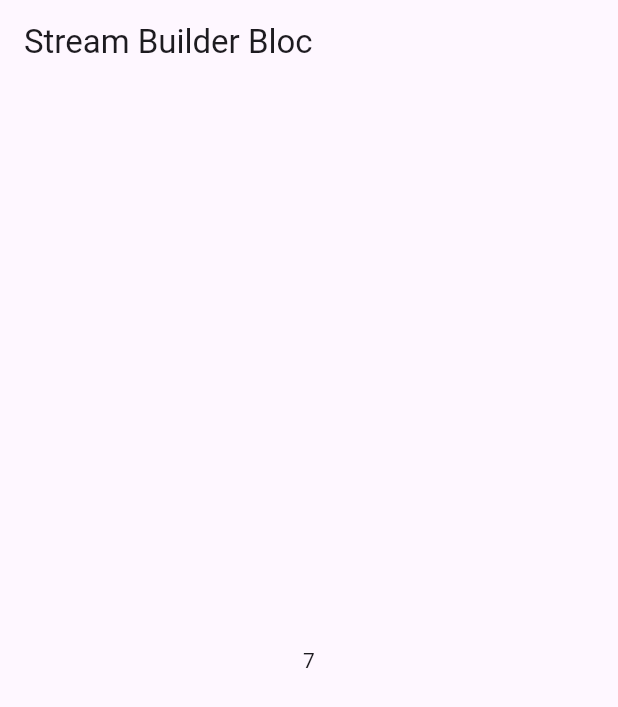
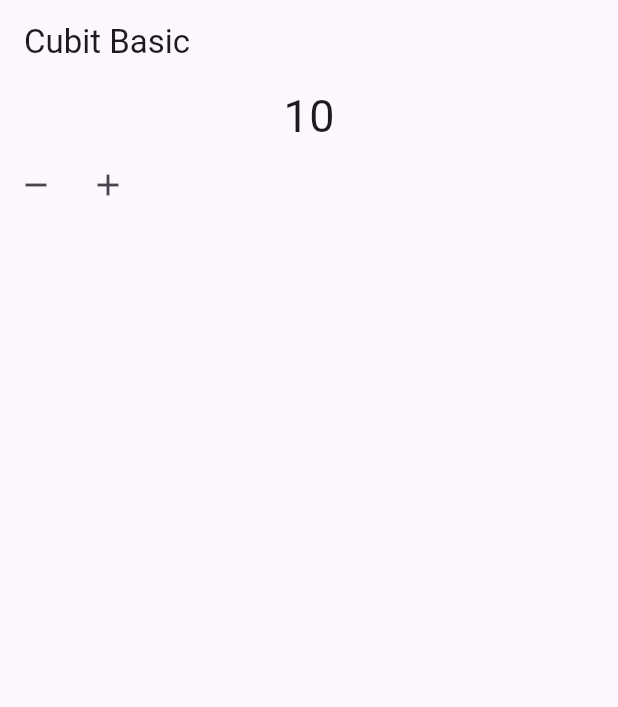
Before and after one commit to Arieffirms/Bloc, a Flutter app: the screen it shows after launch, on a phone screen of 412 x 824 dp. Shown: the top 707 px of the screen. Run offline on Flutter 3.47's test engine with Material 3 defaults, Android fonts, the phone set to English and light mode, and no system bars; our stand-ins replace bloc.

Commit message:
materi 2

```diff
--- /dev/null
+++ b/lib/materi/02_bloc_cubit.dart
@@ -0,0 +1,53 @@
+import 'package:bloc/bloc.dart';
+import 'package:flutter/material.dart';
+
+// ignore: must_be_immutable
+class CubitLearn extends StatelessWidget {
+  CubitLearn({super.key});
+
+  CounterCubit myCubit = CounterCubit(0);
+  @override
+  Widget build(BuildContext context) {
+    return Scaffold(
+      appBar: AppBar(
+        title: const Text("Cubit Basic"),
+      ),
+      body: Column(
+        children: [
+          StreamBuilder<int>(
+              stream: myCubit.stream,
+              initialData: myCubit.initial = 10,
+              builder: (context, snapshot) {
+                return Text(
+                  snapshot.data.toString(),
+                  style: const TextStyle(fontSize: 30),
+                );
+              }),
+          Row(
+            children: [
+              IconButton(
+                  onPressed: () => myCubit.kurangData(),
+                  icon: const Icon(Icons.remove)),
+              IconButton(
+                  onPressed: () => myCubit.tambahdata(),
+                  icon: const Icon(Icons.add))
+            ],
+          ),
+        ],
+      ),
+    );
+  }
+}
+
+class CounterCubit extends Cubit<int> {
+  CounterCubit(this.initial) : super(10);
+  int initial;
+
+  void tambahdata() {
+    emit(state + 1);
+  }
+
+  void kurangData() {
+    emit(state - 1);
+  }
+}
```
Also changed, not shown: lib/main.dart (+3 -77 lines), lib/materi/01_bloc_stream.dart (renamed from lib/materi/bloc_stream.dart).
